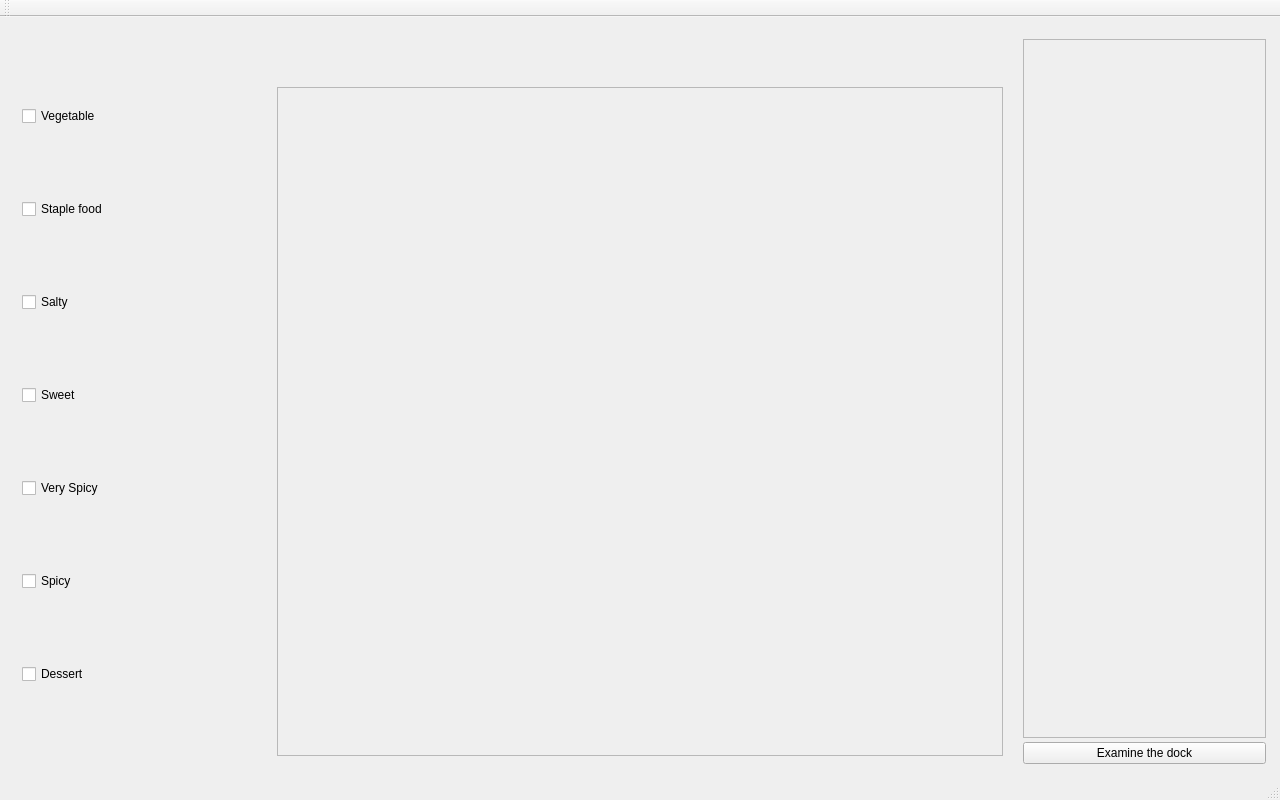
First picture: the form in mainwindow.ui, repository TANG-Kai/menu, before the edit.
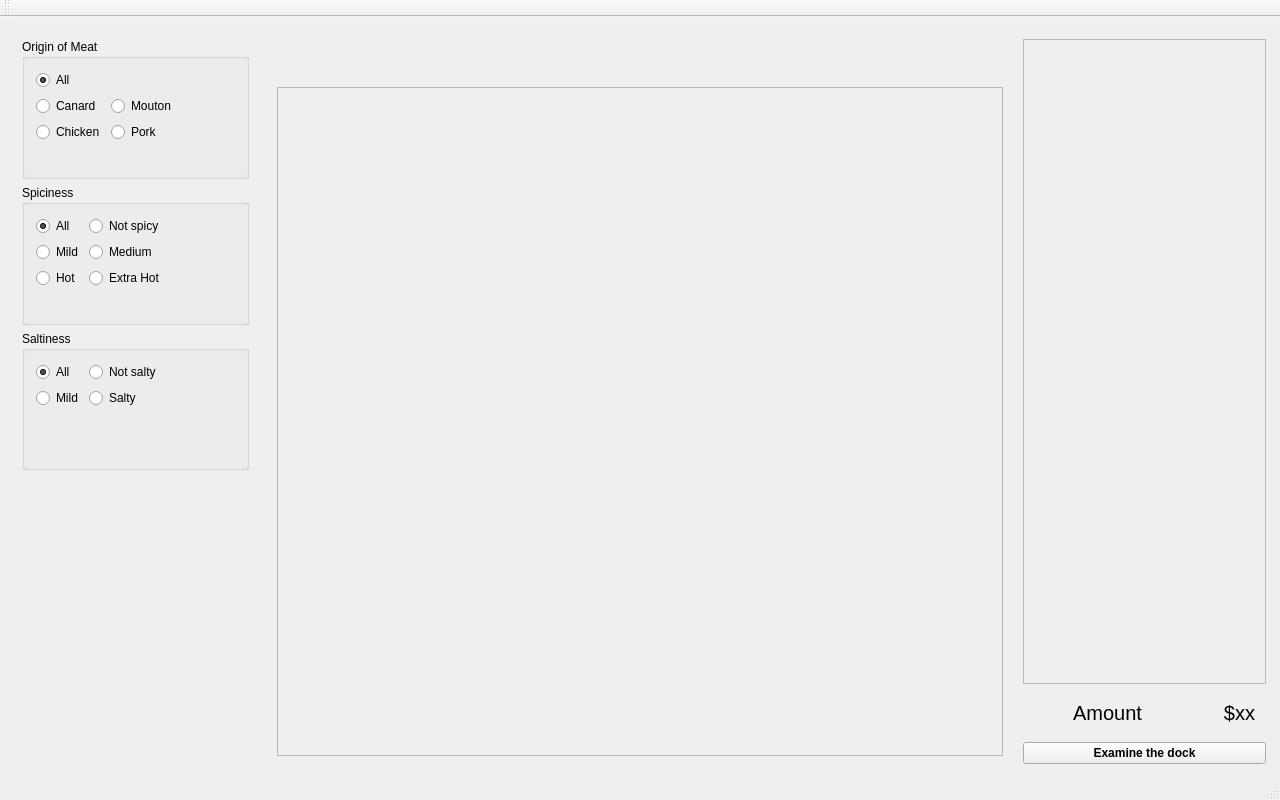
Second picture: the form after the edit. Custom widgets are drawn as their Qt base class.

Diff of the .ui file:
```diff
--- a/mainwindow.ui
+++ b/mainwindow.ui
@@ -46,51 +46,216 @@
       </property>
       <layout class="QVBoxLayout" name="verticalLayout_3">
        <item>
-        <widget class="QCheckBox" name="checkBox_2">
-         <property name="text">
-          <string>Vegetable</string>
+        <widget class="QGroupBox" name="groupBox">
+         <property name="sizePolicy">
+          <sizepolicy hsizetype="Preferred" vsizetype="Preferred">
+           <horstretch>0</horstretch>
+           <verstretch>1</verstretch>
+          </sizepolicy>
          </property>
-        </widget>
-       </item>
-       <item>
-        <widget class="QCheckBox" name="checkBox_3">
-         <property name="text">
-          <string>Staple food</string>
+         <property name="title">
+          <string>Origin of Meat</string>
          </property>
+         <layout class="QFormLayout" name="formLayout">
+          <item row="3" column="0">
+           <widget class="QRadioButton" name="radioButton_4">
+            <property name="text">
+             <string>Chicken</string>
+            </property>
+            <attribute name="buttonGroup">
+             <string notr="true">bg_origin_of_meat</string>
+            </attribute>
+           </widget>
+          </item>
+          <item row="3" column="1">
+           <widget class="QRadioButton" name="radioButton_5">
+            <property name="text">
+             <string>Pork</string>
+            </property>
+            <attribute name="buttonGroup">
+             <string notr="true">bg_origin_of_meat</string>
+            </attribute>
+           </widget>
+          </item>
+          <item row="2" column="0">
+           <widget class="QRadioButton" name="radioButton_2">
+            <property name="text">
+             <string>Canard</string>
+            </property>
+            <attribute name="buttonGroup">
+             <string notr="true">bg_origin_of_meat</string>
+            </attribute>
+           </widget>
+          </item>
+          <item row="2" column="1">
+           <widget class="QRadioButton" name="radioButton_3">
+            <property name="text">
+             <string>Mouton</string>
+            </property>
+            <attribute name="buttonGroup">
+             <string notr="true">bg_origin_of_meat</string>
+            </attribute>
+           </widget>
+          </item>
+          <item row="1" column="0">
+           <widget class="QRadioButton" name="radioButton">
+            <property name="text">
+             <string>All</string>
+            </property>
+            <property name="checked">
+             <bool>true</bool>
+            </property>
+            <attribute name="buttonGroup">
+             <string notr="true">bg_origin_of_meat</string>
+            </attribute>
+           </widget>
+          </item>
+         </layout>
         </widget>
        </item>
        <item>
-        <widget class="QCheckBox" name="checkBox_4">
-         <property name="text">
-          <string>Salty</string>
+        <widget class="QGroupBox" name="groupBox_2">
+         <property name="sizePolicy">
+          <sizepolicy hsizetype="Preferred" vsizetype="Preferred">
+           <horstretch>0</horstretch>
+           <verstretch>1</verstretch>
+          </sizepolicy>
          </property>
-        </widget>
-       </item>
-       <item>
-        <widget class="QCheckBox" name="checkBox_5">
-         <property name="text">
-          <string>Sweet</string>
+         <property name="title">
+          <string>Spiciness</string>
          </property>
+         <layout class="QFormLayout" name="formLayout_2">
+          <item row="1" column="0">
+           <widget class="QRadioButton" name="radioButton_10">
+            <property name="text">
+             <string>All</string>
+            </property>
+            <property name="checked">
+             <bool>true</bool>
+            </property>
+            <attribute name="buttonGroup">
+             <string notr="true">bg_spiciness</string>
+            </attribute>
+           </widget>
+          </item>
+          <item row="1" column="1">
+           <widget class="QRadioButton" name="radioButton_8">
+            <property name="text">
+             <string>Not spicy</string>
+            </property>
+            <attribute name="buttonGroup">
+             <string notr="true">bg_spiciness</string>
+            </attribute>
+           </widget>
+          </item>
+          <item row="3" column="0">
+           <widget class="QRadioButton" name="radioButton_9">
+            <property name="text">
+             <string>Mild</string>
+            </property>
+            <attribute name="buttonGroup">
+             <string notr="true">bg_spiciness</string>
+            </attribute>
+           </widget>
+          </item>
+          <item row="5" column="0">
+           <widget class="QRadioButton" name="radioButton_7">
+            <property name="text">
+             <string>Hot</string>
+            </property>
+            <attribute name="buttonGroup">
+             <string notr="true">bg_spiciness</string>
+            </attribute>
+           </widget>
+          </item>
+          <item row="5" column="1">
+           <widget class="QRadioButton" name="radioButton_11">
+            <property name="text">
+             <string>Extra Hot</string>
+            </property>
+            <attribute name="buttonGroup">
+             <string notr="true">bg_spiciness</string>
+            </attribute>
+           </widget>
+          </item>
+          <item row="3" column="1">
+           <widget class="QRadioButton" name="radioButton_6">
+            <property name="text">
+             <string>Medium</string>
+            </property>
+            <attribute name="buttonGroup">
+             <string notr="true">bg_spiciness</string>
+            </attribute>
+           </widget>
+          </item>
+         </layout>
         </widget>
        </item>
        <item>
-        <widget class="QCheckBox" name="checkBox_7">
-         <property name="text">
-          <string>Very Spicy</string>
+        <widget class="QGroupBox" name="groupBox_3">
+         <property name="sizePolicy">
+          <sizepolicy hsizetype="Preferred" vsizetype="Preferred">
+           <horstretch>0</horstretch>
+           <verstretch>1</verstretch>
+          </sizepolicy>
          </property>
-        </widget>
-       </item>
-       <item>
-        <widget class="QCheckBox" name="checkBox_6">
-         <property name="text">
-          <string>Spicy</string>
+         <property name="title">
+          <string>Saltiness</string>
          </property>
+         <layout class="QFormLayout" name="formLayout_3">
+          <item row="0" column="0">
+           <widget class="QRadioButton" name="radioButton_12">
+            <property name="text">
+             <string>All</string>
+            </property>
+            <property name="checked">
+             <bool>true</bool>
+            </property>
+            <attribute name="buttonGroup">
+             <string notr="true">bg_saltiness</string>
+            </attribute>
+           </widget>
+          </item>
+          <item row="0" column="1">
+           <widget class="QRadioButton" name="radioButton_13">
+            <property name="text">
+             <string>Not salty</string>
+            </property>
+            <attribute name="buttonGroup">
+             <string notr="true">bg_saltiness</string>
+            </attribute>
+           </widget>
+          </item>
+          <item row="1" column="0">
+           <widget class="QRadioButton" name="radioButton_14">
+            <property name="text">
+             <string>Mild</string>
+            </property>
+            <attribute name="buttonGroup">
+             <string notr="true">bg_saltiness</string>
+            </attribute>
+           </widget>
+          </item>
+          <item row="1" column="1">
+           <widget class="QRadioButton" name="radioButton_15">
+            <property name="text">
+             <string>Salty</string>
+            </property>
+            <attribute name="buttonGroup">
+             <string notr="true">bg_saltiness</string>
+            </attribute>
+           </widget>
+          </item>
+         </layout>
         </widget>
        </item>
        <item>
-        <widget class="QCheckBox" name="checkBox">
-         <property name="text">
-          <string>Dessert</string>
+        <widget class="QWidget" name="widget_4" native="true">
+         <property name="sizePolicy">
+          <sizepolicy hsizetype="Preferred" vsizetype="Preferred">
+           <horstretch>0</horstretch>
+           <verstretch>2</verstretch>
+          </sizepolicy>
          </property>
         </widget>
        </item>
@@ -122,7 +287,7 @@
         <number>0</number>
        </property>
        <item>
-        <widget class="QWidget" name="widget" native="true">
+        <widget class="LinkedButtons" name="linkedbuttons_Category" native="true">
          <property name="sizePolicy">
           <sizepolicy hsizetype="Preferred" vsizetype="Preferred">
            <horstretch>0</horstretch>
@@ -210,6 +375,12 @@
           </property>
           <item row="0" column="0">
            <widget class="QScrollArea" name="scrollArea_orders">
+            <property name="sizePolicy">
+             <sizepolicy hsizetype="Preferred" vsizetype="Preferred">
+              <horstretch>0</horstretch>
+              <verstretch>0</verstretch>
+             </sizepolicy>
+            </property>
             <property name="minimumSize">
              <size>
               <width>0</width>
@@ -225,6 +396,9 @@
             <property name="widgetResizable">
              <bool>false</bool>
             </property>
+            <property name="alignment">
+             <set>Qt::AlignLeading|Qt::AlignLeft|Qt::AlignTop</set>
+            </property>
             <widget class="QWidget" name="scrollAreaWidgetContents">
              <property name="geometry">
               <rect>
@@ -240,6 +414,50 @@
          </layout>
         </widget>
        </item>
+       <item>
+        <widget class="QWidget" name="widget" native="true">
+         <property name="minimumSize">
+          <size>
+           <width>0</width>
+           <height>50</height>
+          </size>
+         </property>
+         <layout class="QHBoxLayout" name="horizontalLayout">
+          <item>
+           <widget class="QLabel" name="label">
+            <property name="font">
+             <font>
+              <pointsize>15</pointsize>
+              <weight>50</weight>
+              <bold>false</bold>
+             </font>
+            </property>
+            <property name="text">
+             <string>Amount</string>
+            </property>
+            <property name="alignment">
+             <set>Qt::AlignRight|Qt::AlignTrailing|Qt::AlignVCenter</set>
+            </property>
+           </widget>
+          </item>
+          <item>
+           <widget class="QLabel" name="lb_amount">
+            <property name="font">
+             <font>
+              <pointsize>15</pointsize>
+             </font>
+            </property>
+            <property name="text">
+             <string>$xx</string>
+            </property>
+            <property name="alignment">
+             <set>Qt::AlignRight|Qt::AlignTrailing|Qt::AlignVCenter</set>
+            </property>
+           </widget>
+          </item>
+         </layout>
+        </widget>
+       </item>
        <item>
         <widget class="QPushButton" name="pb_gotonext">
          <property name="sizePolicy">
@@ -248,6 +466,12 @@
            <verstretch>1</verstretch>
           </sizepolicy>
          </property>
+         <property name="font">
+          <font>
+           <weight>75</weight>
+           <bold>true</bold>
+          </font>
+         </property>
          <property name="text">
           <string>Examine the dock</string>
          </property>
@@ -289,6 +513,14 @@
   </widget>
  </widget>
  <layoutdefault spacing="6" margin="11"/>
+ <customwidgets>
+  <customwidget>
+   <class>LinkedButtons</class>
+   <extends>QWidget</extends>
+   <header>linkedbuttons.h</header>
+   <container>1</container>
+  </customwidget>
+ </customwidgets>
  <resources/>
  <connections/>
 </ui>
```
Left out of the diff: 11 changed lines with no effect on the pictures.
